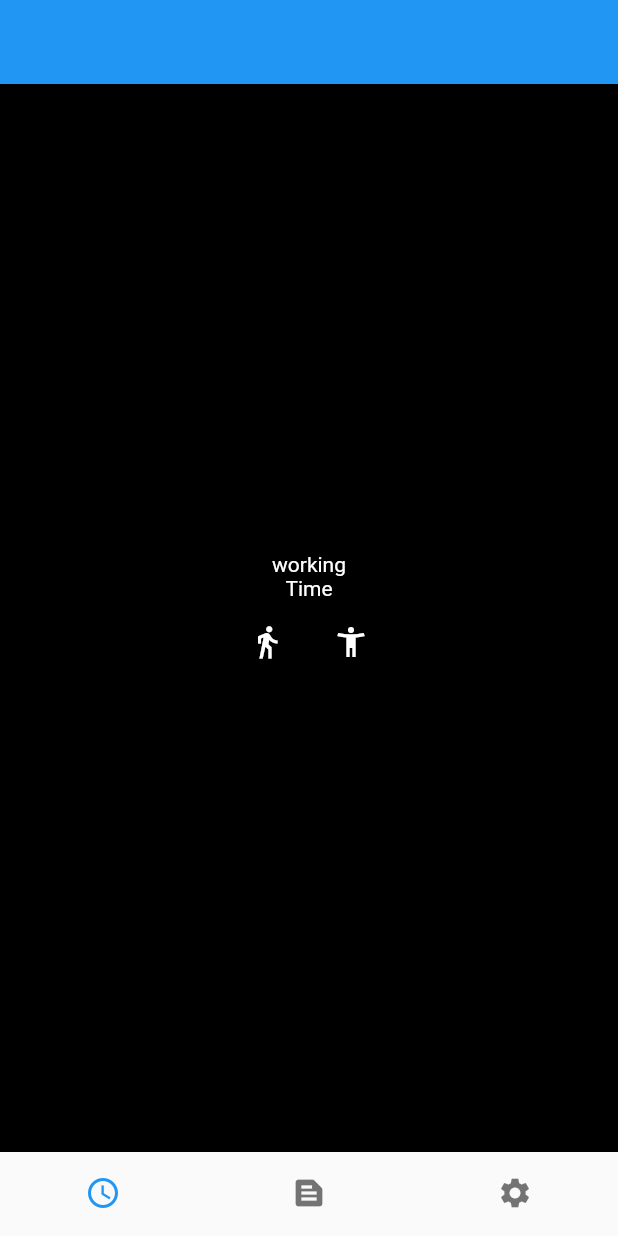
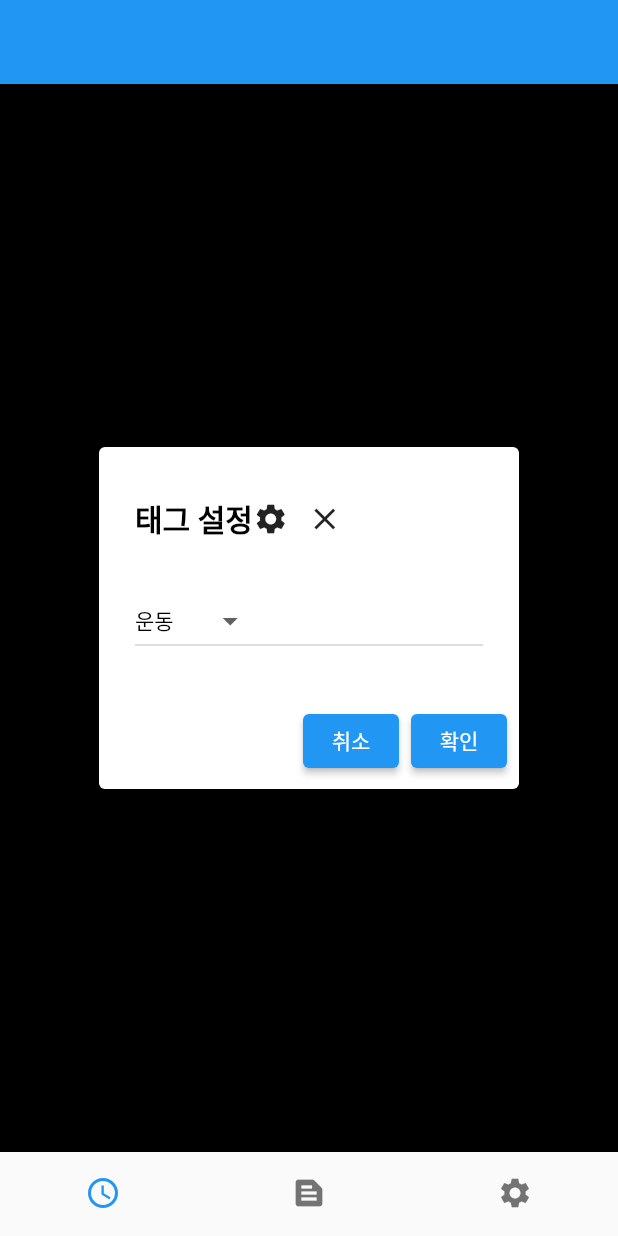
Before and after one commit to RunningLearner/work_life_blended, a Flutter app: the screen it shows after launch, on a phone screen of 412 x 824 dp. Run offline on Flutter 3.47's test engine with Material 2 defaults, Android fonts, the phone set to English and light mode, and no system bars.

Commit message:
feat: popup added

```diff
--- a/lib/main.dart
+++ b/lib/main.dart
@@ -1,9 +1,45 @@
+import 'dart:async';
+
 import 'package:flutter/material.dart';
 // lovedun
 void main() {
   runApp(const MyApp());
 }
 
+const List<String> list = <String>['운동', '공부 ', '자기관리'];
+
+class DropdownButtonExample extends StatefulWidget {
+  const DropdownButtonExample({super.key});
+
+  @override
+  State<DropdownButtonExample> createState() => _DropdownButtonExampleState();
+}
+
+class _DropdownButtonExampleState extends State<DropdownButtonExample> {
+  String dropdownValue = list.first;
+
+  @override
+  Widget build(BuildContext context) {
+    return DropdownButton<String>(
+      value: dropdownValue,
+      icon: const Icon(Icons.arrow_drop_down),
+      elevation: 16,
+      style: const TextStyle(color: Colors.black),
+      onChanged: (String? value) {
+        // This is called when the user selects an item.
+        setState(() {
+          dropdownValue = value!;
+        });
+      },
+      items: list.map<DropdownMenuItem<String>>((String value) {
+        return DropdownMenuItem<String>(
+          value: value,
+          child: Text(value),
+        );
+      }).toList(),
+    );
+  }
+}
 
 class MyApp extends StatelessWidget {
   const MyApp({super.key});
@@ -15,47 +51,29 @@ class MyApp extends StatelessWidget {
       home: Scaffold(
         backgroundColor: Colors.black,
         appBar: AppBar(),
-        body: Center(
-          child: Column(
-            mainAxisAlignment: MainAxisAlignment.center,
-            crossAxisAlignment: CrossAxisAlignment.center,
-            children: [
-              Text('working',
-                style: TextStyle(
-                  color: Colors.white,
-                ),
-              ),
-              Text('Time',
-                style: TextStyle(
-                  color: Colors.white,
-                ),
-              ),
-              Row(
-                mainAxisAlignment: MainAxisAlignment.center,
-                crossAxisAlignment: CrossAxisAlignment.center,
-                children: [
-                  FloatingActionButton(
-                    onPressed: (){},
-                    foregroundColor: Colors.red,
-                    backgroundColor: Colors.black,
-                    child: const Icon(
-                        Icons.directions_walk,
-                        color: Colors.white,
-                      ),
-                  ),
-                  FloatingActionButton(
-                    onPressed: (){},
-                    backgroundColor: Colors.black,
-                    child: const Icon(
-                      Icons.accessibility_new,
-                      color: Colors.white,
-                    ),
-                  ),
-                ],
-              ),
+        body:
+          AlertDialog(
+            title:
+            Row(
+              children: const [
+                Text("태그 설정"),
+                Icon(Icons.settings),
+                CloseButton(),
+              ],
+            ),
+            titleTextStyle:
+            TextStyle(
+                fontWeight: FontWeight.bold,
+                color: Colors.black,fontSize: 20),
+            actionsOverflowButtonSpacing: 20,
+            actions: [
+              ElevatedButton(onPressed: (){
+              }, child: Text("취소")),
+              ElevatedButton(onPressed: (){
+              }, child: Text("확인")),
             ],
-          )
-        ),
+            content: DropdownButtonExample()
+          ),
         bottomNavigationBar: BottomNavigationBar(
             showSelectedLabels: false,
             showUnselectedLabels: false,
```
